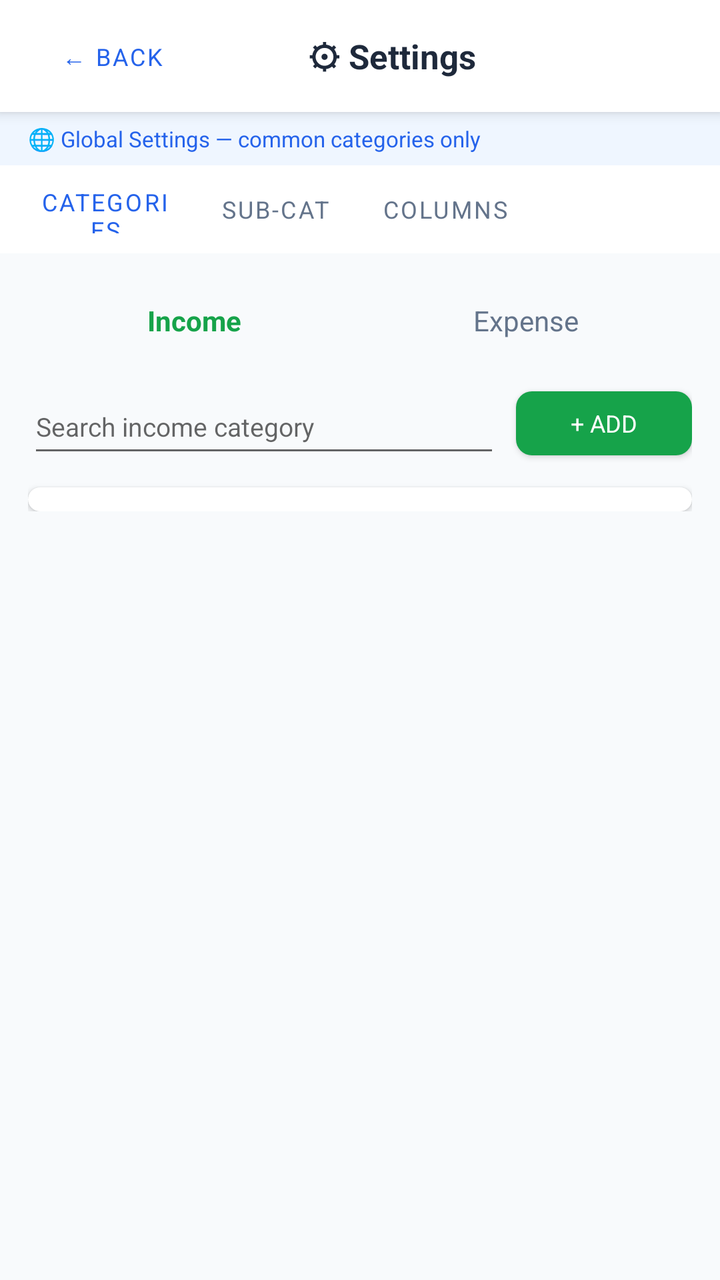
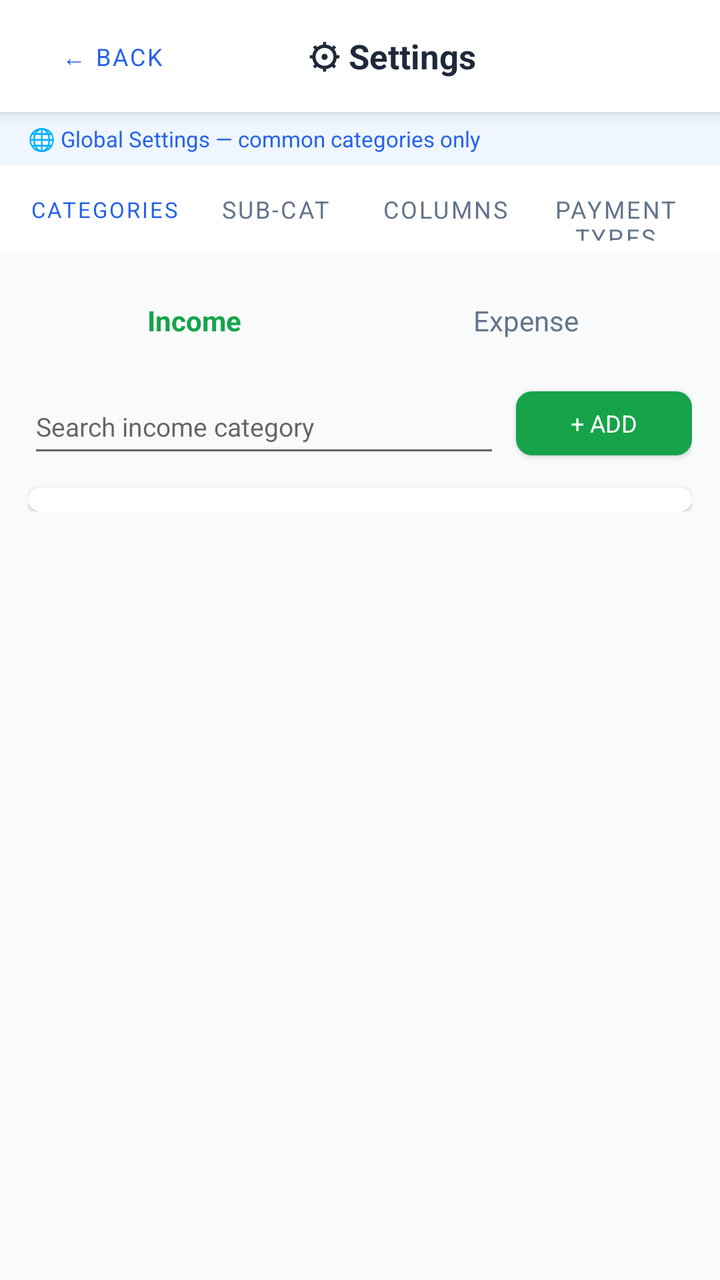

An Android layout rendered at two revisions. The XML below is the earlier revision; the diff shows what the commit changed to produce the second picture.
<!-- AndroidManifest.xml: application theme Theme.ExpenseOS -->
<!-- res/layout/activity_settings.xml -->
<?xml version="1.0" encoding="utf-8"?>
<LinearLayout xmlns:android="http://schemas.android.com/apk/res/android"
    android:layout_width="match_parent"
    android:layout_height="match_parent"
    android:background="@color/bg"
    android:orientation="vertical">

    
    <LinearLayout
        android:layout_width="match_parent"
        android:layout_height="56dp"
        android:background="@color/nav_bg"
        android:elevation="4dp"
        android:gravity="center_vertical"
        android:orientation="horizontal"
        android:paddingHorizontal="12dp">

        <Button
            android:id="@+id/btnBackSettings"
            style="@style/Widget.MaterialComponents.Button.TextButton"
            android:layout_width="wrap_content"
            android:layout_height="36dp"
            android:text="← Back"
            android:textSize="12sp" />

        <TextView
            android:layout_width="0dp"
            android:layout_height="wrap_content"
            android:layout_weight="1"
            android:gravity="center"
            android:text="⚙ Settings"
            android:textColor="@color/text"
            android:textSize="17sp"
            android:textStyle="bold" />

        <View
            android:layout_width="56dp"
            android:layout_height="1dp" />
    </LinearLayout>

    
    <TextView
        android:id="@+id/tvSettingsMode"
        android:layout_width="match_parent"
        android:layout_height="wrap_content"
        android:background="#EFF6FF"
        android:paddingHorizontal="14dp"
        android:paddingVertical="6dp"
        android:text="🌐 Global Settings — common categories only"
        android:textColor="@color/primary"
        android:textSize="11sp" />

    
    <LinearLayout
        android:layout_width="match_parent"
        android:layout_height="44dp"
        android:background="@color/nav_bg"
        android:orientation="horizontal"
        android:paddingHorizontal="10dp">

        <Button
            android:id="@+id/btnTabCat"
            style="@style/Widget.MaterialComponents.Button.TextButton"
            android:layout_width="0dp"
            android:layout_height="match_parent"
            android:layout_weight="1"
            android:text="Categories"
            android:textColor="@color/primary"
            android:textSize="12sp" />

        <Button
            android:id="@+id/btnTabSub"
            style="@style/Widget.MaterialComponents.Button.TextButton"
            android:layout_width="0dp"
            android:layout_height="match_parent"
            android:layout_weight="1"
            android:text="Sub-Cat"
            android:textColor="@color/text_muted"
            android:textSize="12sp" />

        <Button
            android:id="@+id/btnTabColumns"
            style="@style/Widget.MaterialComponents.Button.TextButton"
            android:layout_width="0dp"
            android:layout_height="match_parent"
            android:layout_weight="1"
            android:text="Columns"
            android:textColor="@color/text_muted"
            android:textSize="12sp" />

        <Button
            android:id="@+id/btnTabPaymentTypes"
            android:layout_width="0dp"
            android:layout_height="wrap_content"
            android:layout_weight="1"
            android:text="Payment Types"
            android:textSize="11sp"
            style="?android:attr/borderlessButtonStyle" />
    </LinearLayout>

    <ScrollView
        android:layout_width="match_parent"
        android:layout_height="match_parent">

        <LinearLayout
            android:layout_width="match_parent"
            android:layout_height="wrap_content"
            android:orientation="vertical"
            android:padding="14dp">

            
            <LinearLayout
                android:id="@+id/panelCategories"
                android:layout_width="match_parent"
                android:layout_height="wrap_content"
                android:orientation="vertical">

                
                <LinearLayout
                    android:layout_width="match_parent"
                    android:layout_height="wrap_content"
                    android:layout_marginBottom="10dp"
                    android:orientation="horizontal">

                    <TextView
                        android:id="@+id/tabCatIncome"
                        android:layout_width="0dp"
                        android:layout_height="wrap_content"
                        android:layout_weight="1"
                        android:gravity="center"
                        android:paddingVertical="10dp"
                        android:text="Income"
                        android:textColor="@color/green"
                        android:textSize="14sp"
                        android:textStyle="bold" />

                    <TextView
                        android:id="@+id/tabCatExpense"
                        android:layout_width="0dp"
                        android:layout_height="wrap_content"
                        android:layout_weight="1"
                        android:gravity="center"
                        android:paddingVertical="10dp"
                        android:text="Expense"
                        android:textColor="@color/text_muted"
                        android:textSize="14sp" />
                </LinearLayout>

                
                <LinearLayout
                    android:layout_width="match_parent"
                    android:layout_height="wrap_content"
                    android:layout_marginBottom="10dp"
                    android:gravity="center_vertical"
                    android:orientation="horizontal">

                    <EditText
                        android:id="@+id/etCatSearch"
                        android:layout_width="0dp"
                        android:layout_height="44dp"
                        android:layout_marginEnd="8dp"
                        android:layout_weight="1"
                        android:hint="Search income category"
                        android:textSize="13sp" />

                    <Button
                        android:id="@+id/btnCatAdd"
                        style="@style/BtnSuccess"
                        android:layout_width="wrap_content"
                        android:layout_height="44dp"
                        android:paddingHorizontal="16dp"
                        android:text="+ ADD"
                        android:textSize="12sp" />
                </LinearLayout>

                <androidx.cardview.widget.CardView xmlns:app="http://schemas.android.com/apk/res-auto"
                    android:layout_width="match_parent"
                    android:layout_height="wrap_content"
                    app:cardCornerRadius="10dp"
                    app:cardElevation="2dp">

                    <androidx.recyclerview.widget.RecyclerView
                        android:id="@+id/rvCategoryList"
                        android:layout_width="match_parent"
                        android:layout_height="wrap_content"
                        android:nestedScrollingEnabled="false"
                        android:padding="6dp" />
                </androidx.cardview.widget.CardView>
            </LinearLayout>

            
            <LinearLayout
                android:id="@+id/panelSubCategories"
                android:layout_width="match_parent"
                android:layout_height="wrap_content"
                android:orientation="vertical"
                android:visibility="gone">

                
                <LinearLayout
                    android:layout_width="match_parent"
                    android:layout_height="wrap_content"
                    android:layout_marginBottom="10dp"
                    android:orientation="horizontal">

                    <TextView
                        android:id="@+id/tabSubIncome"
                        android:layout_width="0dp"
                        android:layout_height="wrap_content"
                        android:layout_weight="1"
                        android:gravity="center"
                        android:paddingVertical="10dp"
                        android:text="Income"
                        android:textColor="@color/green"
                        android:textSize="14sp"
                        android:textStyle="bold" />

                    <TextView
                        android:id="@+id/tabSubExpense"
                        android:layout_width="0dp"
                        android:layout_height="wrap_content"
                        android:layout_weight="1"
                        android:gravity="center"
                        android:paddingVertical="10dp"
                        android:text="Expense"
                        android:textColor="@color/text_muted"
                        android:textSize="14sp" />
                </LinearLayout>

                
                <LinearLayout
                    android:layout_width="match_parent"
                    android:layout_height="wrap_content"
                    android:layout_marginBottom="10dp"
                    android:gravity="center_vertical"
                    android:orientation="horizontal">

                    <EditText
                        android:id="@+id/etSubCatSearch"
                        android:layout_width="0dp"
                        android:layout_height="44dp"
                        android:layout_marginEnd="8dp"
                        android:layout_weight="1"
                        android:hint="Search sub category"
                        android:textSize="13sp" />

                    <Button
                        android:id="@+id/btnSubCatAdd"
                        style="@style/BtnPrimary"
                        android:layout_width="wrap_content"
                        android:layout_height="44dp"
                        android:paddingHorizontal="16dp"
                        android:text="+ ADD"
                        android:textSize="12sp" />
                </LinearLayout>

                <androidx.cardview.widget.CardView xmlns:app="http://schemas.android.com/apk/res-auto"
                    android:layout_width="match_parent"
                    android:layout_height="wrap_content"
                    app:cardCornerRadius="10dp"
                    app:cardElevation="2dp">

                    <androidx.recyclerview.widget.RecyclerView
                        android:id="@+id/rvSubCategoryList"
                        android:layout_width="match_parent"
                        android:layout_height="wrap_content"
                        android:nestedScrollingEnabled="false"
                        android:padding="6dp" />
                </androidx.cardview.widget.CardView>
            </LinearLayout>

            
            <LinearLayout
                android:id="@+id/panelColumns"
                android:layout_width="match_parent"
                android:layout_height="wrap_content"
                android:orientation="vertical"
                android:visibility="gone">

                <TextView
                    android:layout_width="match_parent"
                    android:layout_height="wrap_content"
                    android:layout_marginBottom="10dp"
                    android:background="#FEF9C3"
                    android:padding="8dp"
                    android:text="ℹ Custom columns are shared across all cashbooks (no per-book scoping yet)."
                    android:textColor="@color/amber"
                    android:textSize="11sp" />

                
                <androidx.cardview.widget.CardView xmlns:app="http://schemas.android.com/apk/res-auto"
                    android:layout_width="match_parent"
                    android:layout_height="wrap_content"
                    android:layout_marginBottom="12dp"
                    app:cardCornerRadius="10dp"
                    app:cardElevation="2dp">

                    <LinearLayout
                        android:layout_width="match_parent"
                        android:layout_height="wrap_content"
                        android:orientation="vertical"
                        android:padding="14dp">

                        <TextView
                            android:layout_width="wrap_content"
                            android:layout_height="wrap_content"
                            android:layout_marginBottom="10dp"
                            android:letterSpacing="0.08"
                            android:text="INCOME CUSTOM COLUMNS"
                            android:textAllCaps="true"
                            android:textColor="@color/green"
                            android:textSize="10sp"
                            android:textStyle="bold" />

                        <LinearLayout
                            android:layout_width="match_parent"
                            android:layout_height="wrap_content"
                            android:layout_marginBottom="8dp"
                            android:gravity="center_vertical"
                            android:orientation="horizontal">

                            <EditText
                                android:id="@+id/etNewIncomeCol"
                                android:layout_width="0dp"
                                android:layout_height="44dp"
                                android:layout_marginEnd="6dp"
                                android:layout_weight="1"
                                android:hint="New column, e.g. Payment Mode"
                                android:textSize="13sp" />

                            <Button
                                android:id="@+id/btnAddIncomeCol"
                                style="@style/BtnSuccess"
                                android:layout_width="wrap_content"
                                android:layout_height="44dp"
                                android:paddingHorizontal="10dp"
                                android:text="+ Add"
                                android:textSize="12sp" />
                        </LinearLayout>

                        <androidx.recyclerview.widget.RecyclerView
                            android:id="@+id/rvIncomeColumns"
                            android:layout_width="match_parent"
                            android:layout_height="wrap_content"
                            android:nestedScrollingEnabled="false" />
                    </LinearLayout>
                </androidx.cardview.widget.CardView>

                
                <androidx.cardview.widget.CardView xmlns:app="http://schemas.android.com/apk/res-auto"
                    android:layout_width="match_parent"
                    android:layout_height="wrap_content"
                    app:cardCornerRadius="10dp"
                    app:cardElevation="2dp">

                    <LinearLayout
                        android:layout_width="match_parent"
                        android:layout_height="wrap_content"
                        android:orientation="vertical"
                        android:padding="14dp">

                        <TextView
                            android:layout_width="wrap_content"
                            android:layout_height="wrap_content"
                            android:layout_marginBottom="10dp"
                            android:letterSpacing="0.08"
                            android:text="EXPENSE CUSTOM COLUMNS"
                            android:textAllCaps="true"
                            android:textColor="@color/red"
                            android:textSize="10sp"
                            android:textStyle="bold" />

                        <LinearLayout
                            android:layout_width="match_parent"
                            android:layout_height="wrap_content"
                            android:layout_marginBottom="8dp"
                            android:gravity="center_vertical"
                            android:orientation="horizontal">

                            <EditText
                                android:id="@+id/etNewExpenseCol"
                                android:layout_width="0dp"
                                android:layout_height="44dp"
                                android:layout_marginEnd="6dp"
                                android:layout_weight="1"
                                android:hint="New column, e.g. Payment Mode"
                                android:textSize="13sp" />

                            <Button
                                android:id="@+id/btnAddExpenseCol"
                                style="@style/BtnDanger"
                                android:layout_width="wrap_content"
                                android:layout_height="44dp"
                                android:paddingHorizontal="10dp"
                                android:text="+ Add"
                                android:textSize="12sp" />
                        </LinearLayout>

                        <androidx.recyclerview.widget.RecyclerView
                            android:id="@+id/rvExpenseColumns"
                            android:layout_width="match_parent"
                            android:layout_height="wrap_content"
                            android:nestedScrollingEnabled="false" />
                    </LinearLayout>
                </androidx.cardview.widget.CardView>
            </LinearLayout>

            <LinearLayout
                android:id="@+id/panelPaymentTypes"
                android:layout_width="match_parent"
                android:layout_height="wrap_content"
                android:orientation="vertical"
                android:visibility="gone"
                android:padding="12dp">

                <LinearLayout
                    android:layout_width="match_parent"
                    android:layout_height="wrap_content"
                    android:orientation="horizontal"
                    android:layout_marginBottom="10dp">

                    <EditText
                        android:id="@+id/etNewPaymentType"
                        android:layout_width="0dp"
                        android:layout_height="wrap_content"
                        android:layout_weight="1"
                        android:hint="e.g. HDFC Credit Card"
                        android:layout_marginEnd="8dp" />

                    <Button
                        android:id="@+id/btnAddPaymentType"
                        android:layout_width="wrap_content"
                        android:layout_height="wrap_content"
                        android:text="+ Add" />
                </LinearLayout>

                <androidx.recyclerview.widget.RecyclerView
                    android:id="@+id/rvPaymentTypes"
                    android:layout_width="match_parent"
                    android:layout_height="wrap_content"
                    android:nestedScrollingEnabled="false" />
            </LinearLayout>

        </LinearLayout>
    </ScrollView>
</LinearLayout>
<!-- resources referenced by this layout -->
<resources>
  <color name="amber">#D97706</color>
  <color name="bg">#F8FAFC</color>
  <color name="green">#16A34A</color>
  <color name="nav_bg">#FFFFFF</color>
  <color name="primary">#2563EB</color>
  <color name="red">#DC2626</color>
  <color name="text">#1E293B</color>
  <color name="text_muted">#64748B</color>
  <style name="BtnDanger" parent="Widget.MaterialComponents.Button.OutlinedButton">
          <item name="strokeColor">@color/red</item>
          <item name="android:textColor">@color/red</item>
          <item name="cornerRadius">8dp</item>
          <item name="android:letterSpacing">0</item>
      </style>
  <style name="BtnPrimary" parent="Widget.MaterialComponents.Button">
          <item name="backgroundTint">@color/primary</item>
          <item name="android:textColor">@color/white</item>
          <item name="cornerRadius">8dp</item>
          <item name="android:letterSpacing">0</item>
      </style>
  <style name="BtnSuccess" parent="Widget.MaterialComponents.Button">
          <item name="backgroundTint">@color/green</item>
          <item name="android:textColor">@color/white</item>
          <item name="cornerRadius">8dp</item>
          <item name="android:letterSpacing">0</item>
      </style>
  <style name="Theme.ExpenseOS" parent="Theme.MaterialComponents.Light.NoActionBar">
          <item name="colorPrimary">@color/primary</item>
          <item name="colorPrimaryDark">@color/primary_dark</item>
          <item name="colorAccent">@color/primary</item>
          <item name="android:windowBackground">@color/bg</item>
          <item name="android:fontFamily">sans-serif</item>
          <item name="android:statusBarColor">@color/primary_dark</item>
      </style>
  <color name="white">#FFFFFF</color>
  <color name="primary_dark">#1D4ED8</color>
</resources>

<!-- the commit's change to res/layout/activity_settings.xml (unified diff, before → after) -->
@@ -1,8 +1,8 @@
 <?xml version="1.0" encoding="utf-8"?>
 <LinearLayout xmlns:android="http://schemas.android.com/apk/res/android"
+    xmlns:app="http://schemas.android.com/apk/res-auto"
     android:layout_width="match_parent"
     android:layout_height="match_parent"
-    android:background="@color/bg"
     android:orientation="vertical">
 
     
@@ -64,9 +64,10 @@
             android:layout_width="0dp"
             android:layout_height="match_parent"
             android:layout_weight="1"
+            android:paddingHorizontal="2dp"
             android:text="Categories"
             android:textColor="@color/primary"
-            android:textSize="12sp" />
+            android:textSize="11sp" />
 
         <Button
             android:id="@+id/btnTabSub"
@@ -90,12 +91,13 @@
 
         <Button
             android:id="@+id/btnTabPaymentTypes"
+            style="@style/Widget.MaterialComponents.Button.TextButton"
             android:layout_width="0dp"
             android:layout_height="wrap_content"
             android:layout_weight="1"
             android:text="Payment Types"
-            android:textSize="11sp"
-            style="?android:attr/borderlessButtonStyle" />
+            android:textColor="@color/text_muted"
+            android:textSize="12sp" />
     </LinearLayout>
 
     <ScrollView
@@ -405,40 +407,54 @@
                 </androidx.cardview.widget.CardView>
             </LinearLayout>
 
+            
             <LinearLayout
                 android:id="@+id/panelPaymentTypes"
                 android:layout_width="match_parent"
                 android:layout_height="wrap_content"
                 android:orientation="vertical"
-                android:visibility="gone"
-                android:padding="12dp">
-
+                android:visibility="gone">
+
+                
                 <LinearLayout
                     android:layout_width="match_parent"
                     android:layout_height="wrap_content"
-                    android:orientation="horizontal"
-                    android:layout_marginBottom="10dp">
+                    android:layout_marginBottom="10dp"
+                    android:gravity="center_vertical"
+                    android:orientation="horizontal">
 
                     <EditText
-                        android:id="@+id/etNewPaymentType"
-                        android:layout_width="0dp"
-                        android:layout_height="wrap_content"
-                        android:layout_weight="1"
-                        android:hint="e.g. HDFC Credit Card"
-                        android:layout_marginEnd="8dp" />
+                        android:id="@+id/etPaySearch"
+                        android:layout_width="0dp"
+                        android:layout_height="44dp"
+                        android:layout_marginEnd="8dp"
+                        android:layout_weight="1"
+                        android:hint="Search payment type"
+                        android:textSize="13sp" />
 
                     <Button
                         android:id="@+id/btnAddPaymentType"
+                        style="@style/BtnSuccess"
                         android:layout_width="wrap_content"
-                        android:layout_height="wrap_content"
-                        android:text="+ Add" />
+                        android:layout_height="44dp"
+                        android:paddingHorizontal="16dp"
+                        android:text="+ ADD"
+                        android:textSize="12sp" />
                 </LinearLayout>
 
-                <androidx.recyclerview.widget.RecyclerView
-                    android:id="@+id/rvPaymentTypes"
-                    android:layout_width="match_parent"
-                    android:layout_height="wrap_content"
-                    android:nestedScrollingEnabled="false" />
+                <androidx.cardview.widget.CardView xmlns:app="http://schemas.android.com/apk/res-auto"
+                    android:layout_width="match_parent"
+                    android:layout_height="wrap_content"
+                    app:cardCornerRadius="10dp"
+                    app:cardElevation="2dp">
+
+                    <androidx.recyclerview.widget.RecyclerView
+                        android:id="@+id/rvPaymentTypes"
+                        android:layout_width="match_parent"
+                        android:layout_height="wrap_content"
+                        android:nestedScrollingEnabled="false"
+                        android:padding="6dp" />
+                </androidx.cardview.widget.CardView>
             </LinearLayout>
 
         </LinearLayout>
